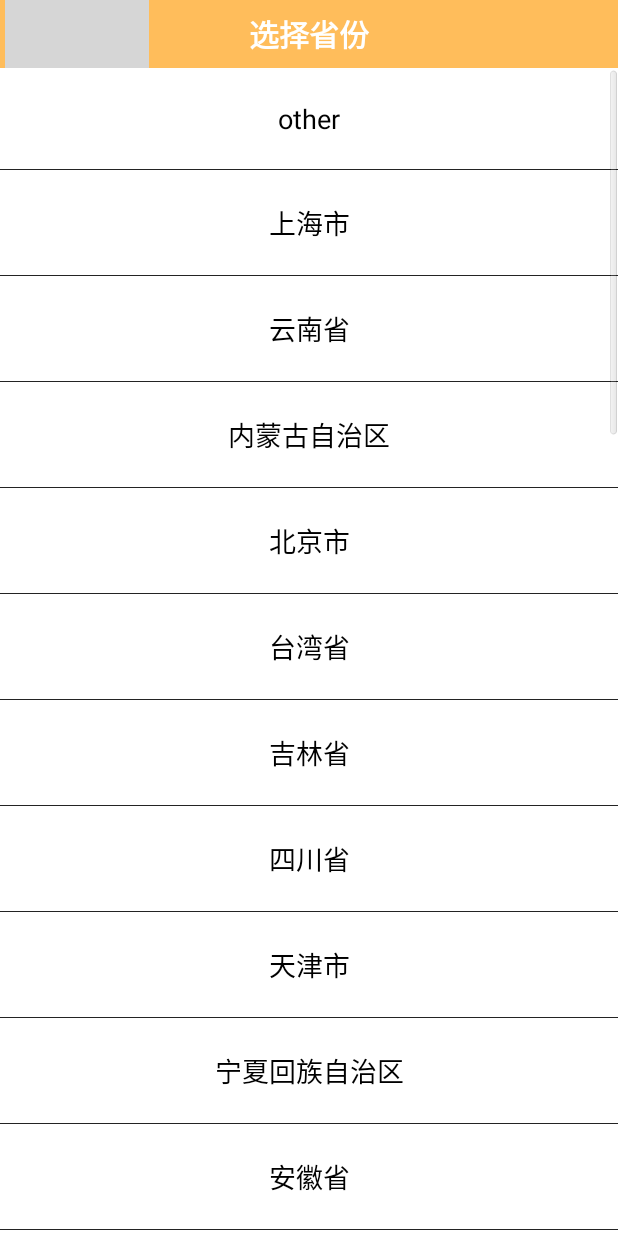
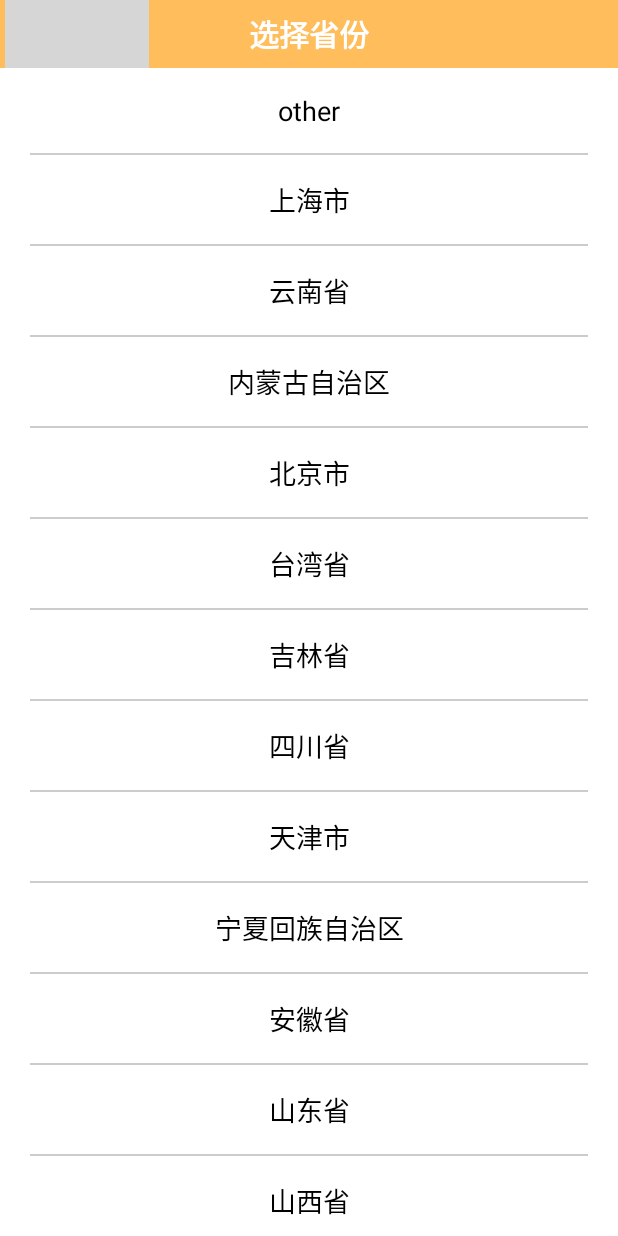
Before and after one commit to billzyx/oneclicks_wifi_android, an Android app: the Setting_Province screen opened directly, with no data from a screen before it, on a phone screen of 412 x 824 dp. Run offline under Robolectric (Android 15) with nearby library versions, the phone set to English and light mode, and no system bars; grey boxes are pictures that could not be loaded.

Commit message:
updete UI

```diff
--- a/oneclicks_wifi_android/src/main/res/layout/list_item_1.xml
+++ b/oneclicks_wifi_android/src/main/res/layout/list_item_1.xml
@@ -2,10 +2,12 @@
 <TextView xmlns:android="http://schemas.android.com/apk/res/android"
     android:id="@+id/tv"
     android:textColor="@color/black"
-    android:padding="21sp"
+    android:padding="16sp"
     android:layout_width="fill_parent"
     android:background="#fff"
-    android:singleLine="true"
     android:gravity="center"
     android:layout_height="fill_parent"
-    android:textSize="18sp"/>
+    android:textSize="18sp"
+    android:layout_marginRight="3sp"
+    android:layout_marginLeft="3sp"
+    />
--- a/oneclicks_wifi_android/src/main/res/layout/setting_province.xml
+++ b/oneclicks_wifi_android/src/main/res/layout/setting_province.xml
@@ -31,7 +31,11 @@
 
        </RelativeLayout>
 
-
+    <RelativeLayout
+        android:layout_width="fill_parent"
+        android:layout_height="fill_parent"
+        android:background="#fff"
+        >
 
     	    <ListView
     	        android:id="@+id/school_listview"
@@ -39,8 +43,13 @@
 		        android:layout_height="match_parent"
 		        android:textAlignment="center"
                 android:background="@color/white"
+                android:dividerHeight="1sp"
+                android:divider="#ccc"
+                android:layout_marginRight="20sp"
+                android:layout_marginLeft="20sp"
+                android:scrollbars="none"
 
-		        />
-
+                />
+    </RelativeLayout>
 
 </LinearLayout>
```
Also changed, not shown: oneclicks_wifi_android/src/main/res/layout/setting_school.xml (+12 -0 lines), 10 other files.
